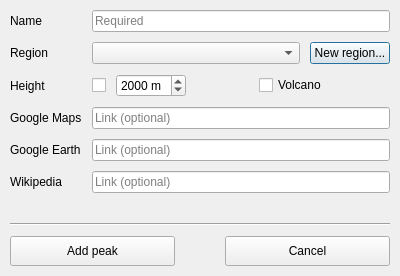
Old version of the form src/ui/peak_dialog.ui in the repository svetter/pal.
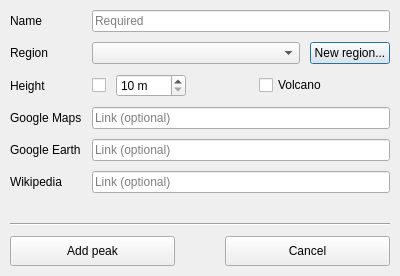
New version of the form.

Patch:
```diff
--- a/src/ui/peak_dialog.ui
+++ b/src/ui/peak_dialog.ui
@@ -169,9 +169,6 @@
          <property name="maximum">
           <number>9000</number>
          </property>
-         <property name="value">
-          <number>2000</number>
-         </property>
         </widget>
        </item>
        <item>
```
